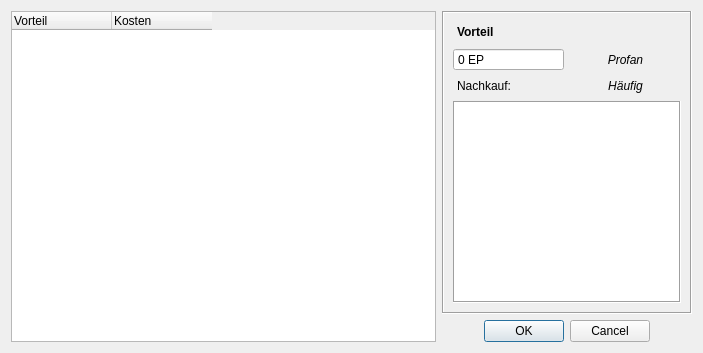
Above: UI/CharakterMinderpakt.ui from Aeolitus/Sephrasto before the change. Below: the same form after it.
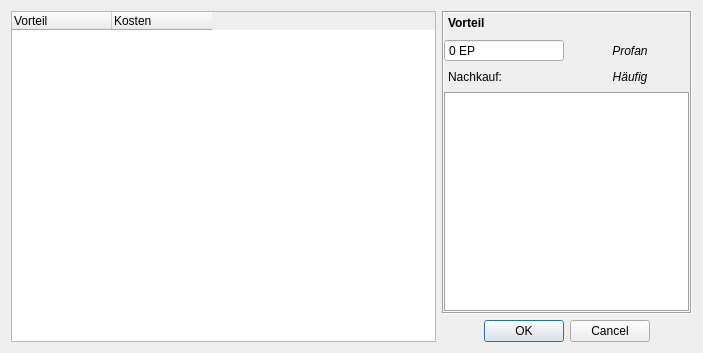
That is the form after the change.

Commit message: UI: Made convert.bat maintenance-free and replaced hardcodeed path by the prerequisite that python/scripts is in the environment path for pyuic5. UI: Fixed many tabstops. UI: Some files had margins manually removed inside the generated code. Moved it into the ui files.

```diff
--- a/UI/CharakterMinderpakt.ui
+++ b/UI/CharakterMinderpakt.ui
@@ -120,6 +120,18 @@
          </rect>
         </property>
         <layout class="QGridLayout" name="gridLayout">
+         <property name="leftMargin">
+          <number>0</number>
+         </property>
+         <property name="topMargin">
+          <number>0</number>
+         </property>
+         <property name="rightMargin">
+          <number>0</number>
+         </property>
+         <property name="bottomMargin">
+          <number>0</number>
+         </property>
          <item row="0" column="0" colspan="2">
           <widget class="QLabel" name="labelVorteil">
            <property name="minimumSize">
```
Left out of the diff: 6 changed lines with no effect on the pictures. The commit also changes 34 other files.
